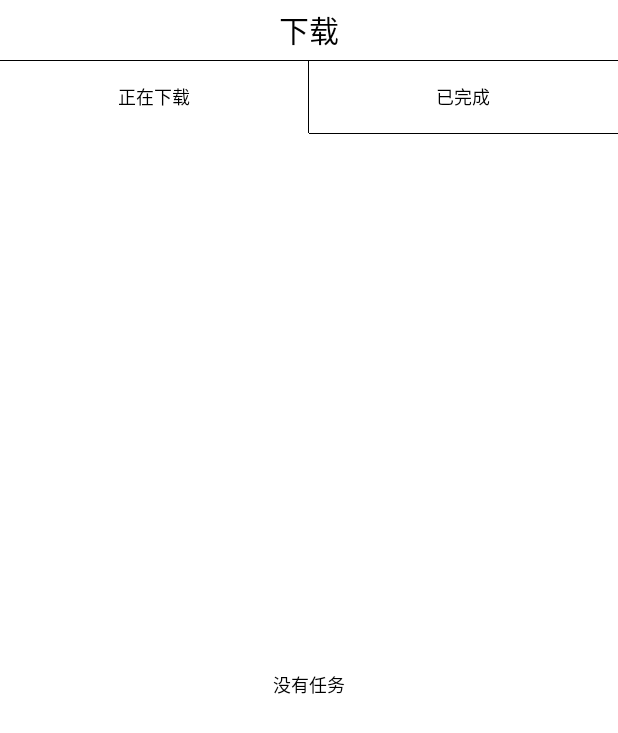
After one commit to wlwlxgg/SimpleMusic, an Android app: the DownloadActivity screen opened directly, with no data from a screen before it, on a phone screen of 412 x 824 dp. The commit adds this screen. Shown: the top 733 px of the screen. Run offline under Robolectric (Android 15) with nearby library versions, the phone set to English and light mode, and no system bars; libraries missing offline, so code that uses them is left out: com.jaeger.library; 1 statement that could not run was skipped.

```diff
--- a/app/src/main/AndroidManifest.xml
+++ b/app/src/main/AndroidManifest.xml
@@ -30,6 +30,12 @@
 
         </activity>
 
+        <!--下载界面-->
+        <activity android:name=".activity.DownloadActivity">
+
+        </activity>
+
+        <!--音乐播放服务-->
         <service android:name=".service.MusicPlayService">
 
         </service>
--- a/app/src/main/java/com/example/wlwlxgg/simplemusic/activity/BaseActivity.java
+++ b/app/src/main/java/com/example/wlwlxgg/simplemusic/activity/BaseActivity.java
@@ -19,6 +19,6 @@ public class BaseActivity extends AppCompatActivity {
         setStatusBar();
     }
     protected void setStatusBar() {
-        StatusBarUtil.setColor(this, getResources().getColor(R.color.colorPrimary));
+        StatusBarUtil.setColor(this, 0xffffff, 0);
     }
 }
--- /dev/null
+++ b/app/src/main/java/com/example/wlwlxgg/simplemusic/activity/DownloadActivity.java
@@ -0,0 +1,49 @@
+package com.example.wlwlxgg.simplemusic.activity;
+
+import android.os.Bundle;
+import android.view.View;
+import android.widget.Button;
+import android.widget.TextView;
+
+import com.example.wlwlxgg.simplemusic.R;
+
+/**
+ * Created by wlwlxgg on 2017/3/3.
+ */
+
+public class DownloadActivity extends BaseActivity implements View.OnClickListener{
+    private Button is_doing, is_down;
+    private View is_doing_view, is_down_view;
+    private TextView no_content;
+
+    @Override
+    protected void onCreate(Bundle savedInstanceState) {
+        super.onCreate(savedInstanceState);
+        setContentView(R.layout.activity_download);
+        initView();
+    }
+
+    private void initView() {
+        is_doing = (Button) findViewById(R.id.is_doing);
+        is_doing.setOnClickListener(this);
+        is_down = (Button) findViewById(R.id.is_down);
+        is_down.setOnClickListener(this);
+        is_doing_view = (View) findViewById(R.id.is_doing_view);
+        is_down_view = (View) findViewById(R.id.is_down_view);
+        no_content = (TextView) findViewById(R.id.no_content);
+    }
+
+    @Override
+    public void onClick(View v) {
+        switch (v.getId()) {
+            case R.id.is_doing:
+                is_doing_view.setVisibility(View.INVISIBLE);
+                is_down_view.setVisibility(View.VISIBLE);
+                break;
+            case R.id.is_down:
+                is_doing_view.setVisibility(View.VISIBLE);
+                is_down_view.setVisibility(View.INVISIBLE);
+                break;
+        }
+    }
+}
--- a/app/src/main/java/com/example/wlwlxgg/simplemusic/activity/MainActivity.java
+++ b/app/src/main/java/com/example/wlwlxgg/simplemusic/activity/MainActivity.java
@@ -23,6 +23,7 @@ public class MainActivity extends BaseActivity implements View.OnClickListener{
     List<PlayList> mList;
     LinearLayout play;
     View myScrollView;
+    LinearLayout download;
     private PrefsUtil prefsUtil;
     @Override
     protected void onCreate(Bundle savedInstanceState) {
@@ -37,7 +38,8 @@ public class MainActivity extends BaseActivity implements View.OnClickListener{
 
         gv1 = (MyGridView) findViewById(R.id.gv_1);
         gv2 = (MyGridView) findViewById(R.id.gv_2);
-
+        download = (LinearLayout) findViewById(R.id.download);
+        download.setOnClickListener(this);
         mList = new ArrayList<>();
         for (int i = 0; i < 10; i++) {
             PlayList playList = new PlayList();
@@ -86,6 +88,10 @@ public class MainActivity extends BaseActivity implements View.OnClickListener{
                 Intent intent = new Intent(MainActivity.this, PlayActivity.class);
                 startActivity(intent);
                 break;
+            case R.id.download:
+                Intent intent2 = new Intent(MainActivity.this, DownloadActivity.class);
+                startActivity(intent2);
+                break;
         }
     }
 }
--- /dev/null
+++ b/app/src/main/java/com/example/wlwlxgg/simplemusic/db/ConstantDb.java
@@ -0,0 +1,68 @@
+package com.example.wlwlxgg.simplemusic.db;
+
+/**
+ * 数据库常量类
+ * Created by wlwlxgg on 2017/3/3.
+ */
+
+public class ConstantDb {
+    /**
+     * 数据库名称
+     */
+    public static final String DBNAME = "sm.db";
+    /**
+     * 表名
+     */
+    public static final String TABLE_NAME = "sm_table";
+    /**
+     * 歌曲id
+     */
+    public static final String SONG_ID = "sm_song_id";
+    /**
+     * 歌曲是否被下载
+     */
+    public static final String IS_DOWNLOAD = "sm_is_download";
+    /**
+     * 歌曲名
+     */
+    public static final String SONG_NAME = "sm_song_name";
+    /**
+     * 歌曲链接
+     */
+    public static final String SONG_LINK = "sm_song_link";
+    /**
+     * 歌词链接
+     */
+    public static final String LRC_LINK = "sm_lrc_link";
+    /**
+     * 歌手名称
+     */
+    public static final String SINGER_NAME = "sm_singer_name";
+    /**
+     * 专辑名称
+     */
+    public static final String ALBUM_NAME = "sm_album_name";
+    /**
+     * 专辑链接
+     */
+    public static final String ALBUM_LINK = "sm_album_link";
+
+    /**
+     * 建表语句
+     */
+    public static final String CREATE_TABLE = "create table if not exists "
+            + TABLE_NAME + "( _id TEXT PRIMARY KEY,"
+            + SONG_ID + "TEXT,"
+            + IS_DOWNLOAD + "TEXT,"
+            + SONG_NAME + "TEXT,"
+            + SONG_LINK + "TEXT,"
+            + LRC_LINK + "TEXT,"
+            + SINGER_NAME + "TEXT,"
+            + ALBUM_NAME + "TEXT,"
+            + ALBUM_LINK + "TEXT)";
+
+
+
+
+
+}
--- /dev/null
+++ b/app/src/main/res/layout/activity_download.xml
@@ -0,0 +1,86 @@
+<?xml version="1.0" encoding="utf-8"?>
+<LinearLayout xmlns:android="http://schemas.android.com/apk/res/android"
+    android:orientation="vertical" android:layout_width="match_parent"
+    android:layout_height="match_parent"
+    android:background="@android:color/white">
+    <TextView
+        android:layout_width="match_parent"
+        android:layout_height="40dp"
+        android:gravity="center"
+        android:textSize="20sp"
+        android:textColor="@android:color/black"
+        android:background="@android:color/white"
+        android:text="下载"/>
+    <View
+        android:layout_width="match_parent"
+        android:layout_height="0.1dp"
+        android:background="@android:color/black"/>
+    <LinearLayout
+        android:layout_width="match_parent"
+        android:layout_height="wrap_content"
+        android:orientation="horizontal">
+
+        <Button
+            android:id="@+id/is_doing"
+            android:layout_width="0dp"
+            android:layout_height="wrap_content"
+            android:layout_weight="0.5"
+            android:background="@android:color/white"
+            android:textColor="@android:color/black"
+            android:textSize="12sp"
+            android:text="正在下载"/>
+        <View
+            android:layout_width="0.1dp"
+            android:layout_height="match_parent"
+            android:background="@android:color/black"/>
+        <Button
+            android:id="@+id/is_down"
+            android:layout_width="0dp"
+            android:layout_weight="0.5"
+            android:layout_height="wrap_content"
+            android:background="@android:color/white"
+            android:textColor="@android:color/black"
+            android:textSize="12sp"
+            android:text="已完成"/>
+    </LinearLayout>
+    <LinearLayout
+        android:layout_width="match_parent"
+        android:layout_height="wrap_content"
+        android:orientation="horizontal">
+        <View
+            android:id="@+id/is_doing_view"
+            android:layout_width="0dp"
+            android:layout_height="0.1dp"
+            android:layout_weight="0.5"
+            android:background="@android:color/black"
+            android:visibility="invisible"/>
+        <View
+            android:id="@+id/is_down_view"
+            android:layout_width="0dp"
+            android:layout_height="0.1dp"
+            android:layout_weight="0.5"
+            android:background="@android:color/black"/>
+
+    </LinearLayout>
+    <TextView
+        android:id="@+id/no_content"
+        android:layout_width="wrap_content"
+        android:layout_height="match_parent"
+        android:gravity="center"
+        android:layout_gravity="center"
+        android:text="没有任务"
+        android:textSize="12sp"
+        android:textColor="@android:color/black"/>
+    <ListView
+        android:id="@+id/is_doing_listview"
+        android:layout_width="match_parent"
+        android:layout_height="match_parent">
+
+    </ListView>
+    <ListView
+        android:id="@+id/is_down_listview"
+        android:layout_width="match_parent"
+        android:layout_height="match_parent">
+
+    </ListView>
+</LinearLayout>
```
